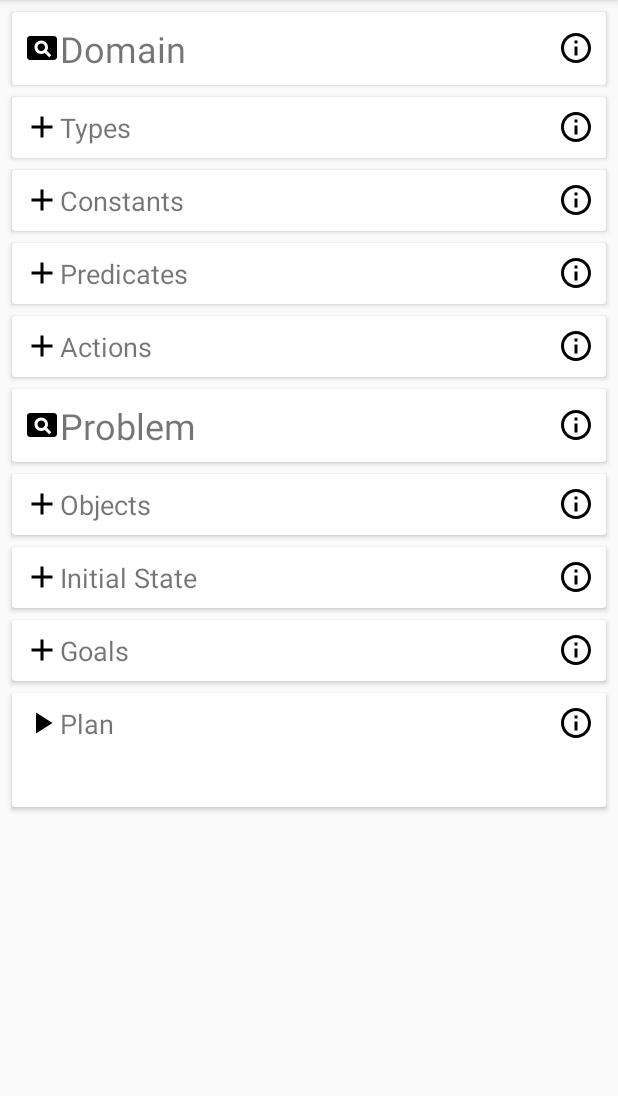
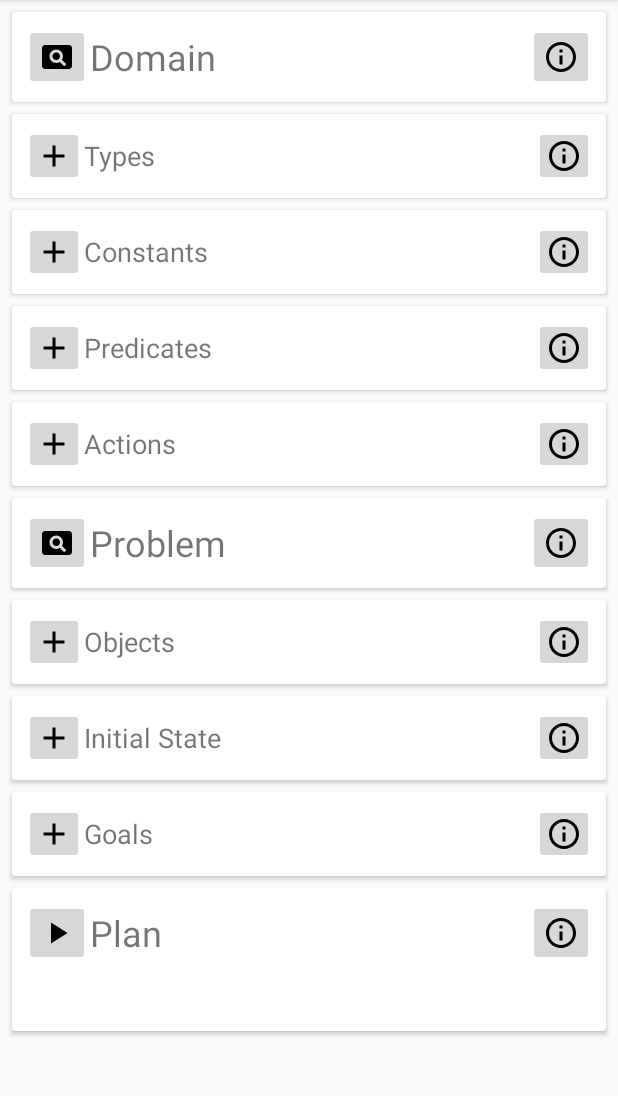
Before and after one commit to aldebaran/pddl-playground, an Android app: the screen it shows after launch (MainActivity), on a phone screen of 412 x 824 dp, the part 84-1180 px from its top. Run offline under Robolectric (Android 15) with nearby library versions, the phone set to English and light mode, and no system bars; our stand-ins replace Timber; libraries missing offline, so code that uses them is left out: com.softbankrobotics.pddlplanning; 3 statements that could not run were skipped.

Commit message:
Buttons to look like buttons

```diff
--- a/app/src/main/res/layout/main_fragment.xml
+++ b/app/src/main/res/layout/main_fragment.xml
@@ -22,14 +22,15 @@
             android:layout_width="match_parent"
             android:layout_height="wrap_content"
             android:layout_margin="8dp"
+            android:orientation="horizontal"
             android:gravity="center_vertical">
 
             <ImageButton
                 android:id="@+id/domainPDDL"
                 android:layout_width="wrap_content"
                 android:layout_height="wrap_content"
+                android:padding="10dp"
                 android:src="@drawable/ic_view"
-                android:background="@color/white"
                 android:contentDescription="@string/preview_domain" />
 
             <TextView
@@ -43,8 +44,8 @@
                 android:id="@+id/domainInfo"
                 android:layout_width="wrap_content"
                 android:layout_height="wrap_content"
+                android:padding="10dp"
                 android:src="@drawable/ic_info"
-                android:background="@color/white"
                 android:contentDescription="@string/about_domain" />
         </LinearLayout>
     </androidx.cardview.widget.CardView>
@@ -66,13 +67,14 @@
                 android:layout_width="match_parent"
                 android:layout_height="wrap_content"
                 android:layout_margin="8dp"
+                android:gravity="center_vertical"
                 android:orientation="horizontal">
 
                 <ImageButton
                     android:id="@+id/addType"
                     android:layout_width="wrap_content"
                     android:layout_height="wrap_content"
-                    android:background="@color/white"
+                    android:padding="8dp"
                     android:src="@drawable/ic_add_item"
                     android:contentDescription="@string/add_type" />
 
@@ -88,7 +90,7 @@
                     android:id="@+id/typeInfo"
                     android:layout_width="wrap_content"
                     android:layout_height="wrap_content"
-                    android:background="@color/white"
+                    android:padding="8dp"
                     android:src="@drawable/ic_info"
                     android:contentDescription="@string/about_types" />
 
@@ -120,13 +122,14 @@
                 android:layout_width="match_parent"
                 android:layout_height="wrap_content"
                 android:layout_margin="8dp"
+                android:gravity="center_vertical"
                 android:orientation="horizontal">
 
                 <ImageButton
                     android:id="@+id/addConstant"
                     android:layout_width="wrap_content"
                     android:layout_height="wrap_content"
-                    android:background="@color/white"
+                    android:padding="8dp"
                     android:src="@drawable/ic_add_item"
                     android:contentDescription="@string/add_constant" />
 
@@ -142,7 +145,7 @@
                     android:id="@+id/constantInfo"
                     android:layout_width="wrap_content"
                     android:layout_height="wrap_content"
-                    android:background="@color/white"
+                    android:padding="8dp"
                     android:src="@drawable/ic_info"
                     android:contentDescription="@string/about_constants" />
 
@@ -174,13 +177,14 @@
                 android:layout_width="match_parent"
                 android:layout_height="wrap_content"
                 android:layout_margin="8dp"
+                android:gravity="center_vertical"
                 android:orientation="horizontal">
 
                 <ImageButton
                     android:id="@+id/addPredicate"
                     android:layout_width="wrap_content"
                     android:layout_height="wrap_content"
-                    android:background="@color/white"
+                    android:padding="8dp"
                     android:src="@drawable/ic_add_item"
                     android:contentDescription="@string/add_predicate" />
 
@@ -196,7 +200,7 @@
                     android:id="@+id/predicateInfo"
                     android:layout_width="wrap_content"
                     android:layout_height="wrap_content"
-                    android:background="@color/white"
+                    android:padding="8dp"
                     android:src="@drawable/ic_info"
                     android:contentDescription="@string/about_predicates" />
 
@@ -228,13 +232,14 @@
                 android:layout_width="match_parent"
                 android:layout_height="wrap_content"
                 android:layout_margin="8dp"
+                android:gravity="center_vertical"
                 android:orientation="horizontal">
 
                 <ImageButton
                     android:id="@+id/addAction"
                     android:layout_width="wrap_content"
                     android:layout_height="wrap_content"
-                    android:background="@color/white"
+                    android:padding="8dp"
                     android:src="@drawable/ic_add_item"
                     android:contentDescription="@string/add_action" />
 
@@ -250,7 +255,7 @@
                     android:id="@+id/actionInfo"
                     android:layout_width="wrap_content"
                     android:layout_height="wrap_content"
-                    android:background="@color/white"
+                    android:padding="8dp"
                     android:src="@drawable/ic_info"
                     android:contentDescription="@string/about_actions" />
             </LinearLayout>
@@ -278,13 +283,14 @@
             android:layout_width="match_parent"
             android:layout_height="wrap_content"
             android:layout_margin="8dp"
+            android:orientation="horizontal"
             android:gravity="center_vertical">
 
             <ImageButton
                 android:id="@+id/problemPDDL"
                 android:layout_width="wrap_content"
                 android:layout_height="wrap_content"
-                android:background="@color/white"
+                android:padding="10dp"
                 android:src="@drawable/ic_view"
                 android:contentDescription="@string/preview_problem" />
 
@@ -299,7 +305,7 @@
                 android:id="@+id/problemInfo"
                 android:layout_width="wrap_content"
                 android:layout_height="wrap_content"
-                android:background="@color/white"
+                android:padding="10dp"
                 android:src="@drawable/ic_info"
                 android:contentDescription="@string/about_problem" />
 
@@ -324,13 +330,14 @@
                 android:layout_width="match_parent"
                 android:layout_height="wrap_content"
                 android:layout_margin="8dp"
+                android:gravity="center_vertical"
                 android:orientation="horizontal">
 
                 <ImageButton
                     android:id="@+id/addObject"
                     android:layout_width="wrap_content"
                     android:layout_height="wrap_content"
-                    android:background="@color/white"
+                    android:padding="8dp"
                     android:src="@drawable/ic_add_item"
                     android:contentDescription="@string/add_object" />
 
@@ -346,7 +353,7 @@
                     android:id="@+id/objectInfo"
                     android:layout_width="wrap_content"
                     android:layout_height="wrap_content"
-                    android:background="@color/white"
+                    android:padding="8dp"
                     android:src="@drawable/ic_info"
                     android:contentDescription="@string/about_objects" />
 
@@ -379,13 +386,14 @@
                 android:layout_width="match_parent"
                 android:layout_height="wrap_content"
                 android:layout_margin="8dp"
+                android:gravity="center_vertical"
                 android:orientation="horizontal">
 
                 <ImageButton
                     android:id="@+id/addInit"
                     android:layout_width="wrap_content"
                     android:layout_height="wrap_content"
-                    android:background="@color/white"
+                    android:padding="8dp"
                     android:src="@drawable/ic_add_item"
                     android:contentDescription="@string/add_initial_state" />
 
@@ -401,7 +409,7 @@
                     android:id="@+id/initInfo"
                     android:layout_width="wrap_content"
                     android:layout_height="wrap_content"
-                    android:background="@color/white"
+                    android:padding="8dp"
                     android:src="@drawable/ic_info"
                     android:contentDescription="@string/about_initial_states" />
             </LinearLayout>
@@ -433,13 +441,14 @@
                 android:layout_width="match_parent"
                 android:layout_height="wrap_content"
                 android:layout_margin="8dp"
+                android:gravity="center_vertical"
                 android:orientation="horizontal">
 
                 <ImageButton
                     android:id="@+id/addGoal"
                     android:layout_width="wrap_content"
                     android:layout_height="wrap_content"
-                    android:background="@color/white"
+                    android:padding="8dp"
                     android:src="@drawable/ic_add_item"
                     android:contentDescription="@string/add_goal" />
 
@@ -455,7 +464,7 @@
                     android:id="@+id/goalInfo"
                     android:layout_width="wrap_content"
                     android:layout_height="wrap_content"
-                    android:background="@color/white"
+                    android:padding="8dp"
                     android:src="@drawable/ic_info"
                     android:contentDescription="@string/about_goals" />
 
@@ -488,13 +497,14 @@
                 android:layout_width="match_parent"
                 android:layout_height="wrap_content"
                 android:layout_margin="8dp"
+                android:gravity="center_vertical"
                 android:orientation="horizontal">
 
                 <ImageButton
                     android:id="@+id/runPlan"
                     android:layout_width="wrap_content"
                     android:layout_height="wrap_content"
-                    android:background="@color/white"
+                    android:padding="10dp"
                     android:src="@drawable/ic_run_plan"
                     android:contentDescription="@string/run_planner" />
 
@@ -504,13 +514,13 @@
                     android:layout_height="wrap_content"
                     android:layout_weight="1"
                     android:text="@string/info_plan_title"
-                    android:textSize="18sp" />
+                    android:textSize="24sp" />
 
                 <ImageButton
                     android:id="@+id/planInfo"
                     android:layout_width="wrap_content"
                     android:layout_height="wrap_content"
-                    android:background="@color/white"
+                    android:padding="10dp"
                     android:src="@drawable/ic_info"
                     android:contentDescription="@string/about_planning" />
 
```
